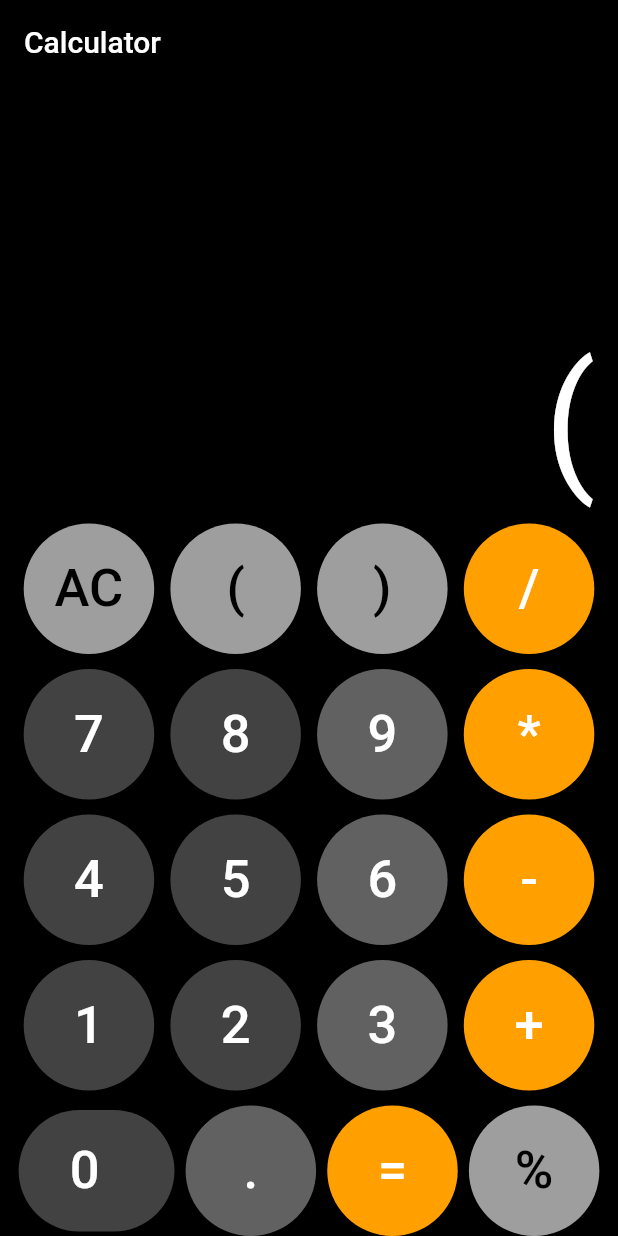
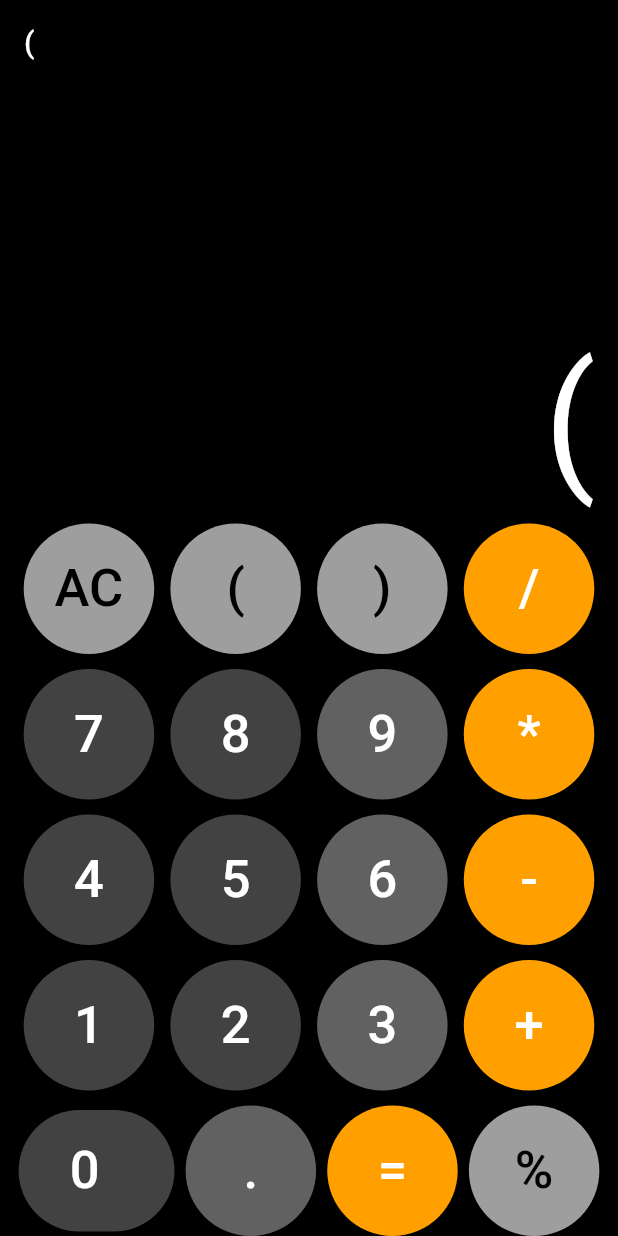
Before and after one commit to sumaiya722/flutter-calculator, a Flutter app: the screen it shows after launch, after a tap on an icon or button, on a phone screen of 412 x 824 dp. Run offline on Flutter 3.47's test engine with Material 2 defaults, Android fonts, the phone set to English and light mode, and no system bars.

Commit message:
final update

```diff
--- a/lib/main.dart
+++ b/lib/main.dart
@@ -36,9 +36,14 @@ Widget calcbutton(String btntext, Color btncolor, Color textcolor){
   Widget build(BuildContext context) {
 return Scaffold(
   backgroundColor: Colors.black,
-  appBar: AppBar(title: Text('Calculator'),
+
+  appBar: AppBar(
+    title: Text(expression), // This line displays the expression in the AppBar
     backgroundColor: Colors.black,
   ),
+  // appBar: AppBar(title: Text('Calculator'),
+  // backgroundColor: Colors.black,
+  // ),
   body: Padding(
     padding: const EdgeInsets.symmetric(horizontal: 5),
     child: Column(mainAxisAlignment: MainAxisAlignment.end,
@@ -116,44 +121,70 @@ dynamic result='';
 dynamic finalresult='';
 dynamic operator='';
 dynamic preoperator='';
+dynamic expression = '';
 
-void calculation(btntext){
-  if(btntext=='AC'){
-    text='0';
-    numOne=0;
-    numTwo=0;
-    result='';
-    finalresult='0';
-    operator='';
-    preoperator='';
+void calculation(btntext) {
+  if (btntext == 'AC') {
+    text = '0';
+    numOne = 0;
+    numTwo = 0;
+    result = '';
+    finalresult = '0';
+    operator = '';
+    preoperator = '';
   }
-  else if(btntext=='+'|| btntext=='-' || btntext=='*' || btntext=='/' || btntext=='='){
-if(numOne==0){
-  numOne=double.parse(result);
+
+
+
+
+
+  else
+  if (btntext == '+' || btntext == '-' || btntext == '*' || btntext == '/' ||
+      btntext == '=') {
+    if (numOne == 0) {
+      numOne = double.parse(result);
     }
-else{
-  numTwo=double.parse(result);
+    else {
+      numTwo = double.parse(result);
     }
-if(operator=='+'){
-  finalresult=add();
+    if (operator == '+') {
+      finalresult = add();
     }
-else if(operator=='-'){
-  finalresult=sub();
+    else if (operator == '-') {
+      finalresult = sub();
     }
-else if(operator=='*'){
-  finalresult=mul();
+    else if (operator == '*') {
+      finalresult = mul();
     }
-else if(operator=='/'){
-  finalresult=div();
+    else if (operator == '/') {
+      finalresult = div();
     }
+// //percentage
+//     else if (operator == '%') {
+//       final percentage = (numOne * numTwo) / 100;
+//       finalresult = percentage.toString();
+//     }
+
     preoperator=operator;
        operator=btntext;
        result='';
+}
 
-  }
+
+
   else if(btntext=='%'){
-    result=numOne/100;
-    finalresult=containDecimal(result);
+
+    numTwo = double.parse(result);
+    final percentage = (numOne * numTwo) / 100;
+    result = percentage.toString();
+    finalresult = containDecimal(result);
+    expression = '$numOne % $numTwo = $finalresult';
+
+    // result=numOne/100;
+    // result = result.toString();
+    // finalresult = result;
+    // expression = '$numOne %';
+    // finalresult=containDecimal(result);
 
   }
   else if(btntext=='.'){
@@ -175,12 +206,13 @@ result='';
       result = result + btntext;
     }
     finalresult = result;
+    //expression showing
+    if (numOne == 0) {
+      expression = finalresult;
+    } else {
+      expression = '$numOne $operator $finalresult';
     }
-
-  // else {
-  //   result=result + btntext;
-  //   finalresult=result;
-  //   }
+  }
 setState(() {
   text=finalresult;
 });
```
Also changed, not shown: calculator-img (1).png (added), calculator-img (2).png (added). Lines whose indentation alone changed are shown as unchanged.
